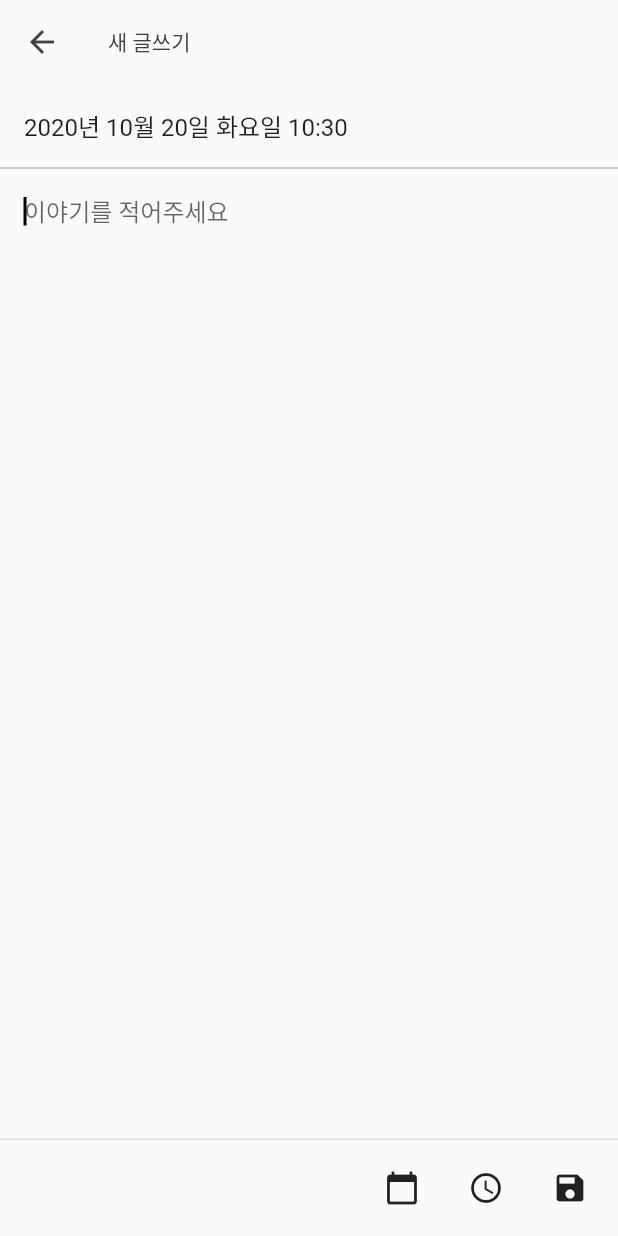
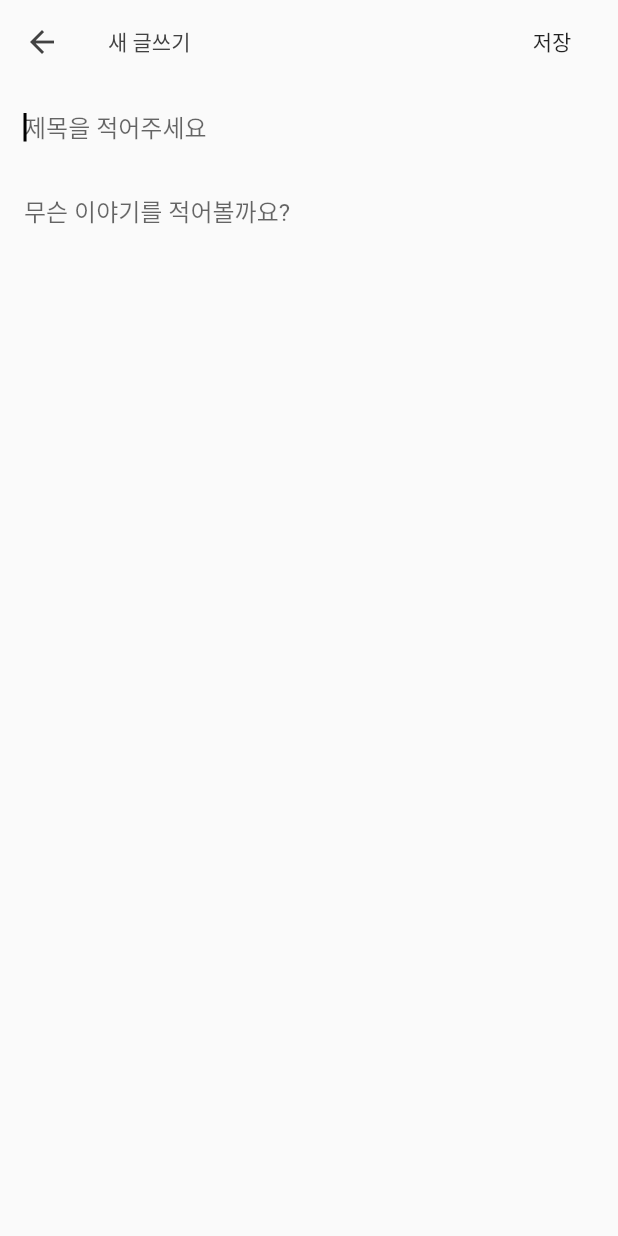
Before and after one commit to ChangJoo-Park/story_app, a Flutter app: the ComposePage screen opened directly, on a phone screen of 412 x 824 dp. Run offline on Flutter 3.47's test engine with Material 2 defaults, Android fonts, the phone set to English and light mode, and no system bars; our stand-ins replace get, settings_ui; missing offline and left inert: front_matter; Roboto replaces fonts that are missing (Mapo금빛나루).

Commit message:
compose 페이지 업데이트

```diff
--- a/lib/pages/compose.dart
+++ b/lib/pages/compose.dart
@@ -2,7 +2,6 @@ import 'dart:io';
 
 import 'package:flutter/material.dart';
 import 'package:get/get.dart';
-import 'package:intl/intl.dart';
 import 'package:path_provider/path_provider.dart';
 
 class ComposePage extends StatefulWidget {
@@ -19,71 +18,44 @@ class _ComposePageState extends State<ComposePage> {
 
   @override
   void initState() {
-    setState(() {
-      title = DateFormat.yMMMMEEEEd('ko').format(DateTime.now()) +
-          ' ' +
-          DateFormat.Hm('ko').format(DateTime.now());
-    });
     super.initState();
   }
 
   @override
   Widget build(BuildContext context) {
-    return Scaffold(
+    return WillPopScope(
+      onWillPop: () {
+        _formKey.currentState.save();
+        if (title.isEmpty && description.isEmpty) {
+          return Future.value(true);
+        }
+        FocusScope.of(context).unfocus();
+        return Get.defaultDialog(
+          title: '그만 작성하실래요?',
+          barrierDismissible: true,
+          radius: 8,
+          middleText: '',
+          textConfirm: '닫습니다',
+          textCancel: '계속합니다',
+          cancelTextColor: Colors.black,
+          confirmTextColor: Colors.red,
+          buttonColor: Colors.white,
+          content: Text('닫으시면 작성하던 내용이 사라집니다.'),
+          onConfirm: () {
+            Get.back();
+            Get.back();
+          },
+        ).then((value) {
+          return null;
+        });
+      },
+      child: Scaffold(
         appBar: AppBar(
           leading: BackButton(color: Colors.grey.shade800),
           backgroundColor: Colors.transparent,
-        elevation: 0,
-        title: Text(
-          '새 글쓰기',
-          style: TextStyle(color: Colors.grey.shade800),
-        ),
-      ),
-      persistentFooterButtons: [
-        IconButton(
-          icon: Icon(Icons.calendar_today),
-          onPressed: () {
-            showDatePicker(
-              context: context,
-              firstDate: DateTime.now().subtract(Duration(days: 365 * 10)),
-              lastDate: DateTime.now().add(Duration(days: 365 * 10)),
-              initialDate: DateTime.now(),
-            ).then((newDate) {
-              if (newDate == null) {
-                return;
-              }
-              setState(() {
-                date = newDate;
-              });
-            });
-          },
-        ),
-        IconButton(
-          icon: Icon(Icons.access_time),
-          onPressed: () {
-            showTimePicker(
-              context: context,
-              initialTime: TimeOfDay.now(),
-            ).then((newTime) {
-              if (newTime == null) {
-                return;
-              }
-              setState(() {
-                timeOfDay = newTime;
-              });
-            }).catchError((e) {
-              print(e);
-            });
-          },
-        ),
-        // IconButton(
-        //   icon: Icon(Icons.photo),
-        //   onPressed: () {
-        //     Get.back();
-        //   },
-        // ),
-        IconButton(
-          icon: Icon(Icons.save),
+          actions: [
+            FlatButton(
+              child: Text('저장'),
               onPressed: () async {
                 // Keyboard Hide
                 FocusScope.of(context).unfocus();
@@ -104,6 +76,12 @@ $description''');
               },
             ),
           ],
+          elevation: 0,
+          title: Text(
+            '새 글쓰기',
+            style: TextStyle(color: Colors.grey.shade800),
+          ),
+        ),
         body: ScrollConfiguration(
           behavior: NoGlowScrollBehavior(),
           child: Form(
@@ -117,14 +95,11 @@ $description''');
                     initialValue: title,
                     cursorColor: Colors.black,
                     textInputAction: TextInputAction.next,
+                    autofocus: true,
                     decoration: InputDecoration(
                       focusColor: Colors.grey,
-                    enabledBorder: const UnderlineInputBorder(
-                        borderSide:
-                            const BorderSide(color: Colors.grey, width: 0.0)),
-                    border: const UnderlineInputBorder(
-                        borderSide:
-                            const BorderSide(color: Colors.grey, width: 0.0)),
+                      enabledBorder: InputBorder.none,
+                      border: InputBorder.none,
                       hintText: '제목을 적어주세요',
                       contentPadding: const EdgeInsets.all(16),
                     ),
@@ -136,17 +111,22 @@ $description''');
                   child: TextFormField(
                     cursorColor: Colors.black,
                     decoration: InputDecoration(
-                    hintText: "이야기를 적어주세요",
+                      hintText: "무슨 이야기를 적어볼까요?",
                       border: InputBorder.none,
                       contentPadding: const EdgeInsets.all(16),
                     ),
                     keyboardType: TextInputType.multiline,
                     maxLines: 99999,
-                  autofocus: true,
+                    autofocus: false,
+                    enableInteractiveSelection: true,
+                    enableSuggestions: true,
+                    smartDashesType: SmartDashesType.enabled,
+                    smartQuotesType: SmartQuotesType.enabled,
                     onSaved: (value) => setState(() => description = value),
                   ),
                 )
               ],
+            ),
           ),
         ),
       ),
```
Lines whose indentation alone changed are shown as unchanged.
